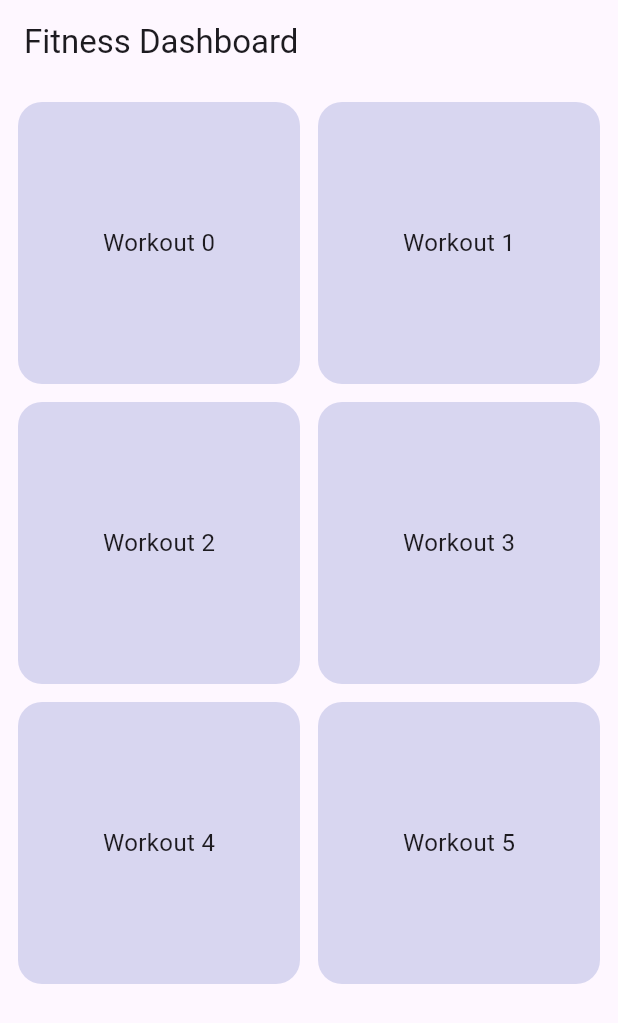
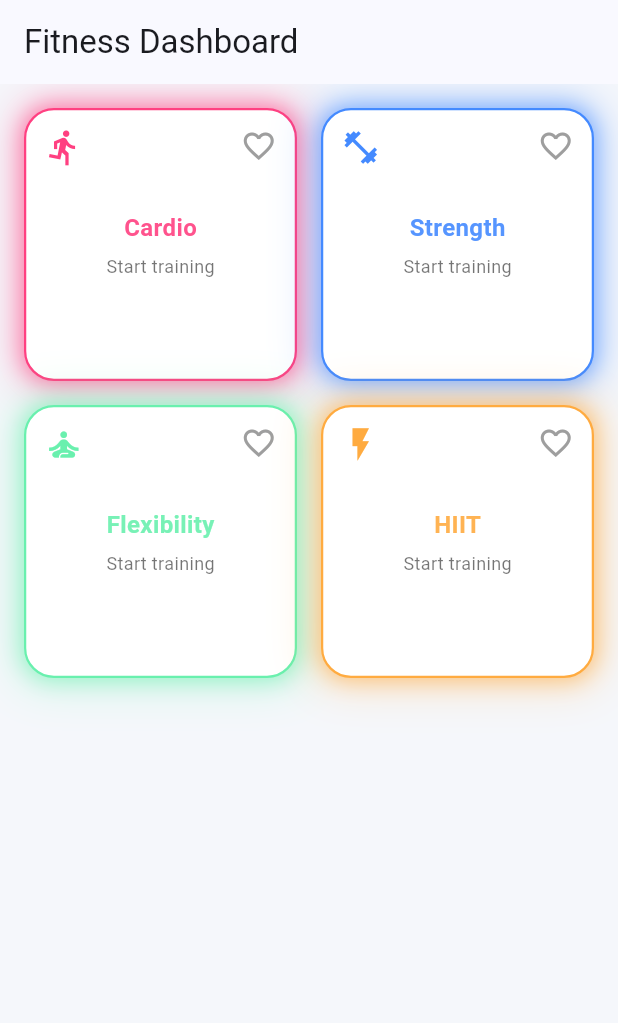
Before and after one commit to tjgaba/fitnessapp, a Flutter app: the screen it shows after launch, on a phone screen of 412 x 824 dp. Shown: the top 1023 px of the screen. Run offline on Flutter 3.47's test engine with Material 3 defaults, Android fonts, the phone set to English and light mode, and no system bars.

Commit message:
combination of rows, columns and stack implemented in tiles.

```diff
--- a/lib/main.dart
+++ b/lib/main.dart
@@ -13,6 +13,12 @@ class FitnessApp extends StatelessWidget {
     return MaterialApp(
       title: 'Fitness App',
       debugShowCheckedModeBanner: false,
+      theme: ThemeData(
+        useMaterial3: true,
+        brightness: Brightness.light,
+        scaffoldBackgroundColor: const Color(0xFFF5F7FB),
+        colorScheme: ColorScheme.fromSeed(seedColor: Colors.blueAccent),
+      ),
       home: const HomeScreen(),
     );
   }
--- a/lib/tabs/homescreen.dart
+++ b/lib/tabs/homescreen.dart
@@ -1,47 +1,50 @@
 import 'package:flutter/material.dart';
+import '../widgets/tiles.dart';
 
 class HomeScreen extends StatelessWidget {
   const HomeScreen({super.key});
 
-  // 🔥 RESPONSIVE LOGIC
   int getCrossAxisCount(double width) {
-    if (width >= 1024) return 4; // large screens
-    if (width >= 600) return 3;  // tablets
-    return 2;                    // phones
+    if (width >= 1024) return 4;
+    if (width >= 600) return 3;
+    return 2;
   }
 
   @override
   Widget build(BuildContext context) {
     final width = MediaQuery.of(context).size.width;
 
+    final categories = [
+      {"title": "Cardio", "icon": Icons.directions_run, "color": Colors.pinkAccent},
+      {"title": "Strength", "icon": Icons.fitness_center, "color": Colors.blueAccent},
+      {"title": "Flexibility", "icon": Icons.self_improvement, "color": Colors.greenAccent},
+      {"title": "HIIT", "icon": Icons.flash_on, "color": Colors.orangeAccent},
+    ];
+
     return Scaffold(
       appBar: AppBar(
         title: const Text("Fitness Dashboard"),
+        elevation: 0,
       ),
 
       body: Padding(
-        padding: const EdgeInsets.all(12),
+        padding: const EdgeInsets.all(16),
         child: GridView.builder(
-          itemCount: 6, // placeholder items
+          itemCount: categories.length,
 
           gridDelegate: SliverGridDelegateWithFixedCrossAxisCount(
             crossAxisCount: getCrossAxisCount(width),
-            crossAxisSpacing: 12,
-            mainAxisSpacing: 12,
+            crossAxisSpacing: 16,
+            mainAxisSpacing: 16,
           ),
 
           itemBuilder: (context, index) {
-            return Container(
-              decoration: BoxDecoration(
-                color: Colors.indigo.withOpacity(0.2),
-                borderRadius: BorderRadius.circular(16),
-              ),
-              child: Center(
-                child: Text(
-                  "Workout $index",
-                  style: const TextStyle(fontSize: 16),
-                ),
-              ),
+            final item = categories[index];
+
+            return CategoryTile(
+              title: item["title"] as String,
+              icon: item["icon"] as IconData,
+              color: item["color"] as Color,
             );
           },
         ),
--- a/lib/widgets/tiles.dart
+++ b/lib/widgets/tiles.dart
@@ -0,0 +1,86 @@
+import 'package:flutter/material.dart';
+
+class CategoryTile extends StatelessWidget {
+  final String title;
+  final IconData icon;
+  final Color color;
+
+  const CategoryTile({
+    super.key,
+    required this.title,
+    required this.icon,
+    required this.color,
+  });
+
+  @override
+  Widget build(BuildContext context) {
+    return Container(
+      decoration: BoxDecoration(
+        color: Colors.white,
+        borderRadius: BorderRadius.circular(20),
+
+        // 🔥 Neon glow effect
+        boxShadow: [
+          BoxShadow(
+            color: color.withOpacity(0.6),
+            blurRadius: 12,
+            spreadRadius: 1,
+          ),
+          BoxShadow(
+            color: color.withOpacity(0.3),
+            blurRadius: 25,
+            spreadRadius: 5,
+          ),
+        ],
+
+        border: Border.all(
+          color: color,
+          width: 1.5,
+        ),
+      ),
+
+      child: Stack(
+        children: [
+          // 🔹 TOP ICON
+          Positioned(
+            top: 12,
+            left: 12,
+            child: Icon(icon, color: color, size: 26),
+          ),
+
+          // 🔹 FAVORITE ICON
+          const Positioned(
+            top: 12,
+            right: 12,
+            child: Icon(Icons.favorite_border, color: Colors.grey),
+          ),
+
+          // 🔹 CENTER CONTENT
+          Center(
+            child: Column(
+              mainAxisAlignment: MainAxisAlignment.center,
+              children: [
+                Text(
+                  title,
+                  style: TextStyle(
+                    fontSize: 16,
+                    fontWeight: FontWeight.bold,
+                    color: color.withOpacity(0.9),
+                  ),
+                ),
+                const SizedBox(height: 6),
+                const Text(
+                  "Start training",
+                  style: TextStyle(
+                    fontSize: 12,
+                    color: Colors.black54,
+                  ),
+                ),
+              ],
+            ),
+          ),
+        ],
+      ),
+    );
+  }
+}
```
